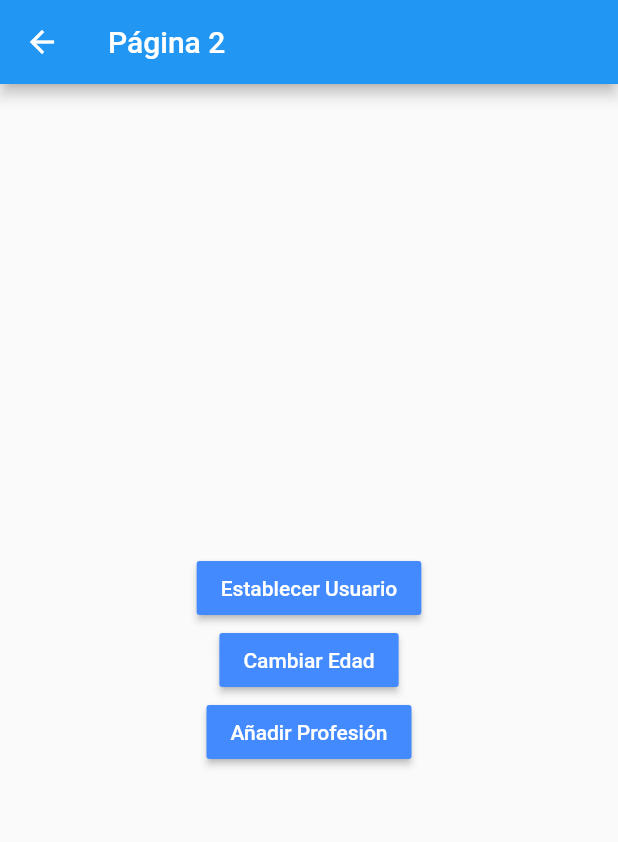
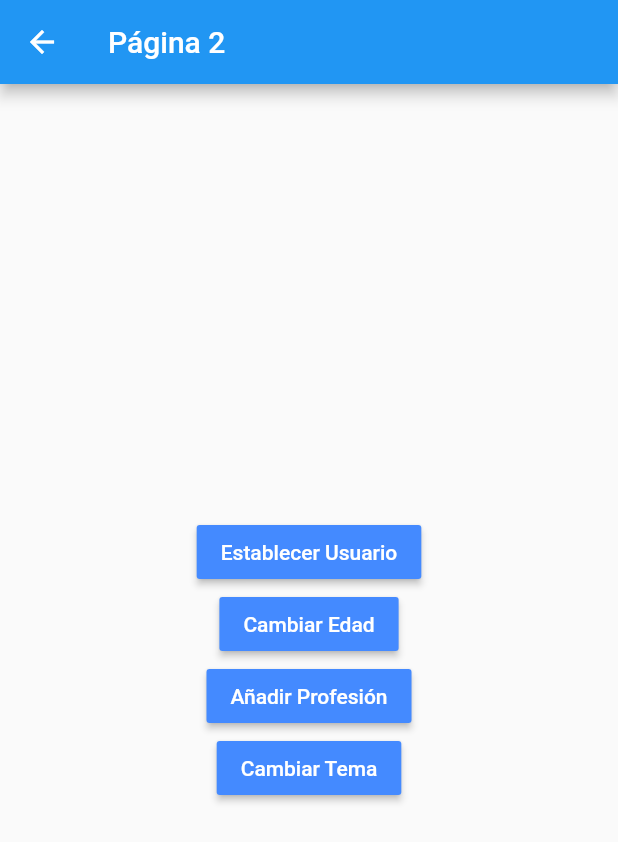
Before and after one commit to xavit/flutter_manejador_estados, a Flutter app: the Pagina2Page screen opened by its route, after a tap on "Establecer Usuario", on a phone screen of 412 x 824 dp. Shown: the top 842 px of the screen. Run offline on Flutter 3.47's test engine with Material 2 defaults, Android fonts, the phone set to English and light mode, and no system bars; our stand-ins replace get.

Commit message:
Agregados de GetX

```diff
--- a/lib/pages/pagina2_page.dart
+++ b/lib/pages/pagina2_page.dart
@@ -23,7 +23,18 @@ class Pagina2Page extends StatelessWidget {
                 final Usuario nuevoUsuario = Usuario(
                     nombre: arguments['nombre'], edad: arguments['edad']);
                 usuarioCtrl.cargarUsuario(nuevoUsuario);
-                showScaffoldMessenger(context, "Usuario Establecido");
+                Get.snackbar("Usuario Cargado", "Se cargo el usuario",
+                    backgroundColor: Colors.green,
+                    borderColor: Colors.yellow,
+                    borderWidth: 2,
+                    boxShadows: [
+                      const BoxShadow(
+                          color: Colors.black,
+                          blurRadius: 10,
+                          offset: Offset(0, 5))
+                    ],
+                    icon: const Icon(Icons.access_alarm));
+                // showScaffoldMessenger(context, "Usuario Establecido");
               },
               child: const Text('Establecer Usuario',
                   style: TextStyle(color: Colors.white))),
@@ -44,6 +55,14 @@ class Pagina2Page extends StatelessWidget {
               },
               child: const Text('Añadir Profesión',
                   style: TextStyle(color: Colors.white))),
+          MaterialButton(
+              color: Colors.blueAccent,
+              onPressed: () {
+                Get.changeTheme(
+                    Get.isDarkMode ? ThemeData.light() : ThemeData.dark());
+              },
+              child: const Text('Cambiar Tema',
+                  style: TextStyle(color: Colors.white))),
         ],
       )),
     );
```
